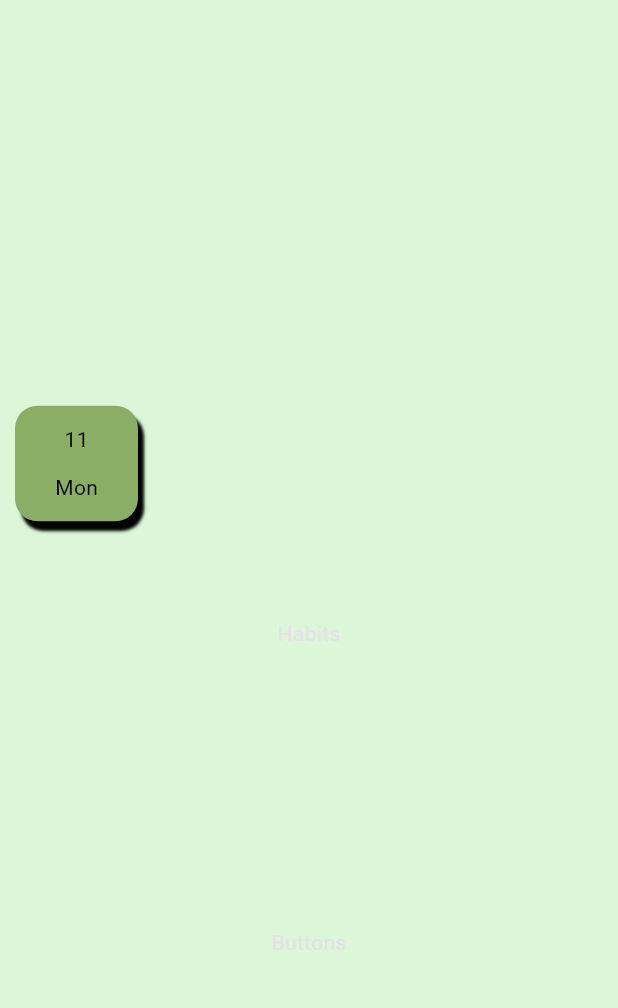
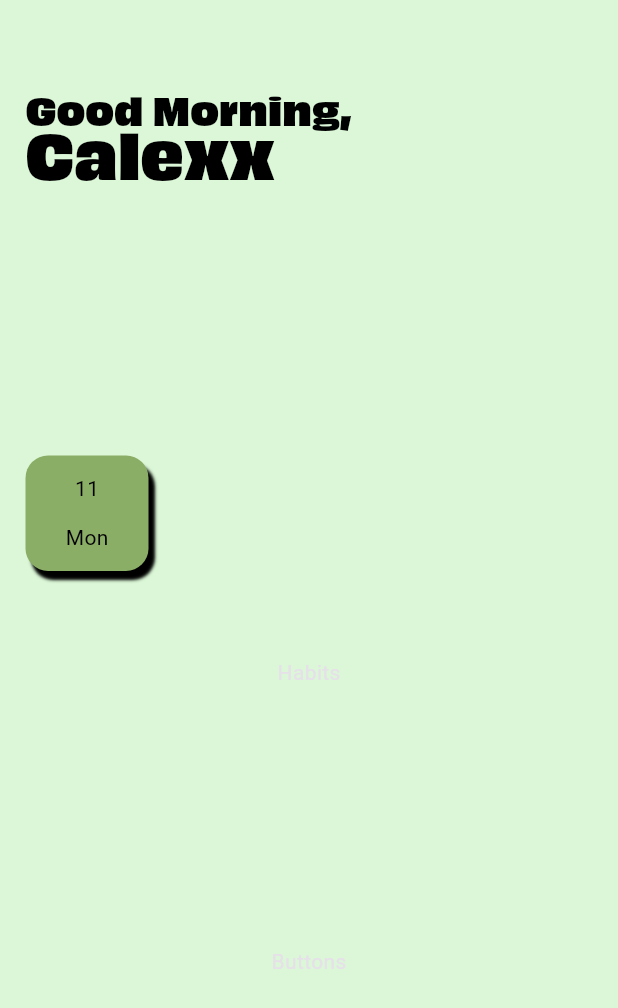
Before and after one commit to carlxxsinenomine/habit_tracker, a Flutter app: the screen it shows after launch, on a phone screen of 412 x 824 dp. Shown: the top 1008 px of the screen. Run offline on Flutter 3.47's test engine with Material 3 defaults, Android fonts, the phone set to English and light mode, and no system bars.

Commit message:
ADDED: header section and some spacing and design

```diff
--- a/lib/pages/input_page.dart
+++ b/lib/pages/input_page.dart
@@ -11,20 +11,54 @@ class InputPage extends StatefulWidget {
 class _InputPageState extends State<InputPage> {
   @override
   Widget build(BuildContext context) {
-    return Scaffold(
-      body: Column(
-        mainAxisAlignment: MainAxisAlignment.spaceEvenly,
+    return SafeArea(
+      child: Scaffold(
+        body: Container(
+          margin: EdgeInsets.symmetric(horizontal: 17.0),
+          child: Column(
+            mainAxisAlignment: MainAxisAlignment.center,
             children: <Widget>[
+              SizedBox(
+                height: 53.0,
+              ),
               // Text and Notifications
+              // Header
               Expanded(
                 child: Container(
-
+                  child: Row(
+                    mainAxisAlignment: MainAxisAlignment.start,
+                    children: <Widget>[
+                      Expanded(
+                          child: Column(
+                            crossAxisAlignment: CrossAxisAlignment.start,
+                            children: <Widget>[
+                              Text(
+                                  'Good Morning,',
+                                  style: TextStyle(
+                                      fontFamily: 'Obviously',
+                                      fontSize: 25.0,
+                                      color: Colors.black,
+                                  )
+                              ),
+                              Text(
+                                  'Calexx',
+                                  style: TextStyle(
+                                    fontFamily: 'Obviously',
+                                    fontSize: 40.0,
+                                    color: Colors.black,
+                                    height: 0.5,
+                                  )
+                              ),
+                            ],
+                          )
+                      )
+                    ],
+                  ),
                 ),
               ),
               // Day section
               Expanded(
                 child: Container(
-                margin: EdgeInsets.only(left: 10.0),
                     child: Row(
                     children: <Widget>[
                       DayBox(color: Color(0xFF8BAE66))
@@ -46,6 +80,8 @@ class _InputPageState extends State<InputPage> {
               )
             ],
           ),
+        ),
+      ),
     );
   }
 }
```
Also changed, not shown: pubspec.yaml (+6 -24 lines), assets/fonts/obviously.otf (added). Lines whose indentation alone changed are shown as unchanged.
